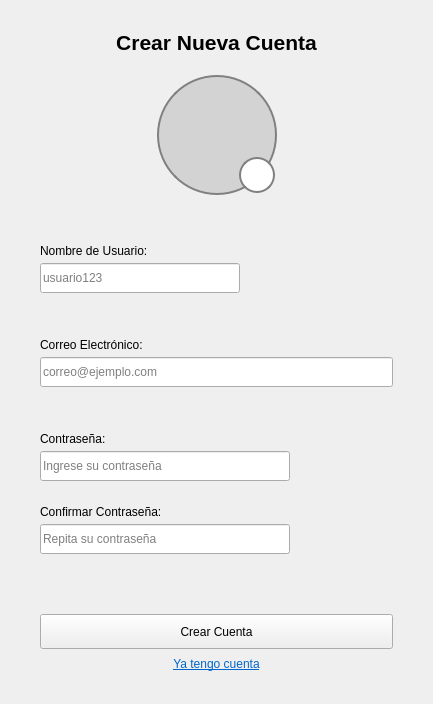
Above: NavTrainer/login.ui from FranciscoNortesN/IHM-Proyecto before the change. Below: the same form after it.
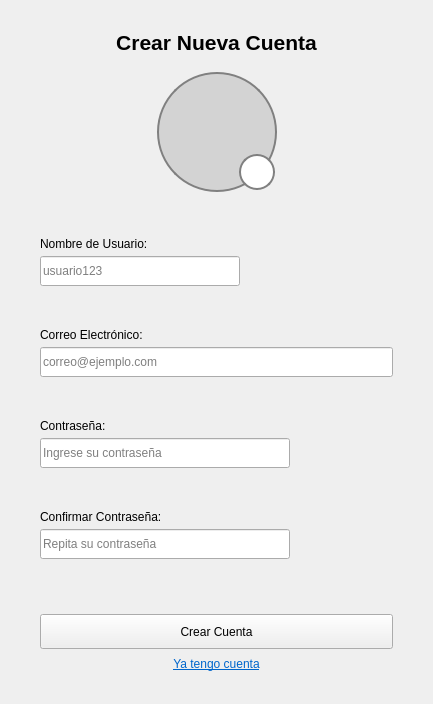
That is the form after the change. Icons and pictures are not drawn.

The edit to the form file:
```diff
--- a/NavTrainer/login.ui
+++ b/NavTrainer/login.ui
@@ -290,7 +290,7 @@
      <property name="sizeHint" stdset="0">
       <size>
        <width>20</width>
-       <height>20</height>
+       <height>40</height>
       </size>
      </property>
     </spacer>
```
